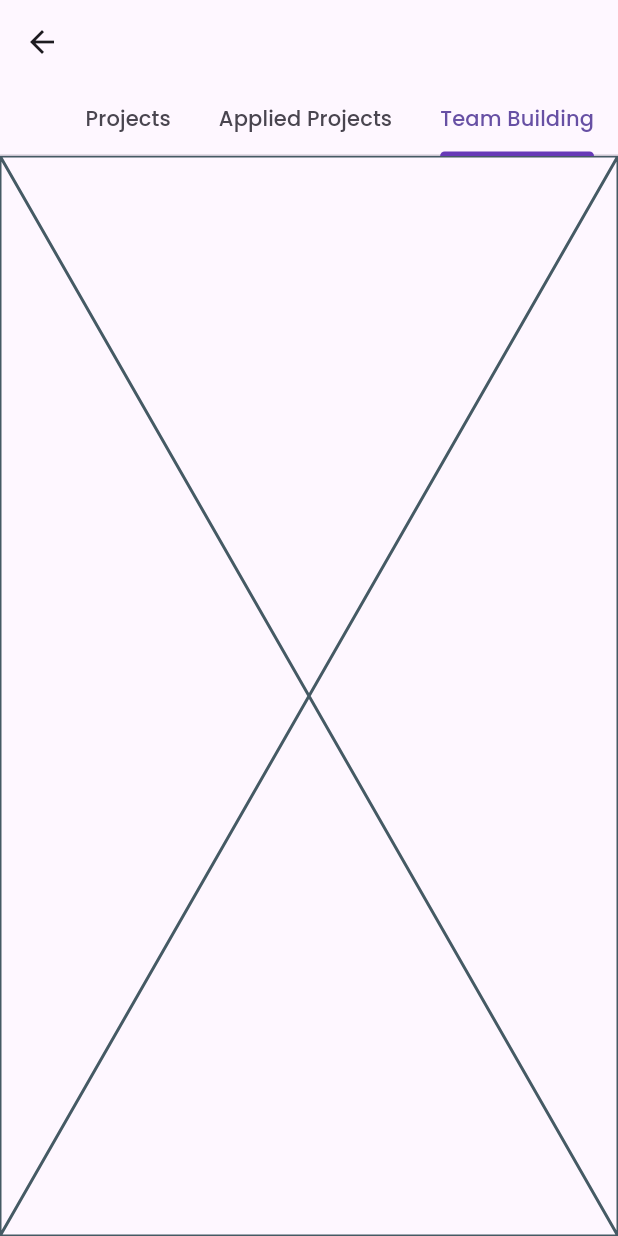
After one commit to kadelsafal/Freelancing-System-Firebase-, a Flutter app: the FreelancedProjects screen opened directly, tab 3 chosen, on a phone screen of 412 x 824 dp. The commit adds this screen. Run offline on Flutter 3.47's test engine with Material 3 defaults, Android fonts, the phone set to English and light mode, and no system bars; our stand-ins replace chewie, cloud_firestore, file_picker, firebase_auth, firebase_core, firebase_storage and 8 more; missing offline and left inert: appinio_video_player, googleapis; accounts and stored records are empty.

Commit message:
Projects Update

```diff
--- a/freelance_system/lib/freelancer/freelanced_projects.dart
+++ b/freelance_system/lib/freelancer/freelanced_projects.dart
@@ -1,6 +1,7 @@
 import 'package:flutter/material.dart';
 import 'package:freelance_system/freelancer/appliedproject.dart';
 import 'package:freelance_system/freelancer/projectscreen.dart';
+import 'package:freelance_system/freelancer/teambuilding.dart';
 
 class FreelancedProjects extends StatefulWidget {
   const FreelancedProjects({super.key});
@@ -16,7 +17,7 @@ class _FreelancedProjectsState extends State<FreelancedProjects>
   @override
   void initState() {
     super.initState();
-    _tabController = TabController(length: 2, vsync: this);
+    _tabController = TabController(length: 3, vsync: this);
   }
 
   @override
@@ -31,10 +32,12 @@ class _FreelancedProjectsState extends State<FreelancedProjects>
       appBar: AppBar(
         bottom: TabBar(
           controller: _tabController,
-          indicatorColor: Colors.white,
+          isScrollable: true,
+          indicatorColor: Colors.deepPurple,
           tabs: const [
             Tab(text: "Projects"),
             Tab(text: "Applied Projects"),
+            Tab(text: "Team Building"),
           ],
         ),
       ),
@@ -43,6 +46,7 @@ class _FreelancedProjectsState extends State<FreelancedProjects>
         children: [
           FreelancerProjectscreen(), // Projects tab content
           Appliedproject(), // Applied Projects tab content
+          Teambuilding(), //Team Building
         ],
       ),
     );
--- /dev/null
+++ b/freelance_system/lib/freelancer/teambuilding.dart
@@ -0,0 +1,15 @@
+import 'package:flutter/material.dart';
+
+class Teambuilding extends StatefulWidget {
+  const Teambuilding({super.key});
+
+  @override
+  State<Teambuilding> createState() => _TeambuildingState();
+}
+
+class _TeambuildingState extends State<Teambuilding> {
+  @override
+  Widget build(BuildContext context) {
+    return const Placeholder();
+  }
+}
```
Also changed, not shown: freelance_system/lib/Projects/description.dart (+4 -4 lines), freelance_system/lib/Projects/projectpost.dart (+43 -55 lines).
